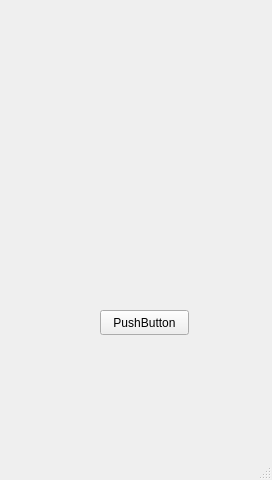
First picture: the form in brewie.ui, repository eyeway1968/brewie, before the edit.
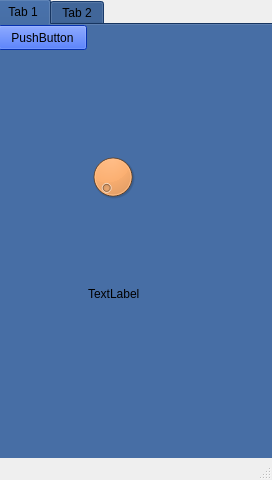
Second picture: the form after the edit.

Patch:
```diff
--- a/brewie.ui
+++ b/brewie.ui
@@ -14,18 +14,1315 @@
    <string>MainWindow</string>
   </property>
   <widget class="QWidget" name="centralwidget">
-   <widget class="QPushButton" name="btn1">
+   <widget class="QTabWidget" name="tabWidget">
     <property name="geometry">
      <rect>
-      <x>100</x>
-      <y>310</y>
-      <width>89</width>
-      <height>25</height>
+      <x>-4</x>
+      <y>-1</y>
+      <width>281</width>
+      <height>471</height>
      </rect>
     </property>
-    <property name="text">
-     <string>PushButton</string>
-    </property>
+    <property name="palette">
+     <palette>
+      <active>
+       <colorrole role="WindowText">
+        <brush brushstyle="SolidPattern">
+         <color alpha="255">
+          <red>0</red>
+          <green>0</green>
+          <blue>0</blue>
+         </color>
+        </brush>
+       </colorrole>
+       <colorrole role="Button">
+        <brush brushstyle="SolidPattern">
+         <color alpha="255">
+          <red>32</red>
+          <green>74</green>
+          <blue>135</blue>
+         </color>
+        </brush>
+       </colorrole>
+       <colorrole role="Light">
+        <brush brushstyle="SolidPattern">
+         <color alpha="255">
+          <red>48</red>
+          <green>111</green>
+          <blue>203</blue>
+         </color>
+        </brush>
+       </colorrole>
+       <colorrole role="Midlight">
+        <brush brushstyle="SolidPattern">
+         <color alpha="255">
+          <red>40</red>
+          <green>92</green>
+          <blue>169</blue>
+         </color>
+        </brush>
+       </colorrole>
+       <colorrole role="Dark">
+        <brush brushstyle="SolidPattern">
+         <color alpha="255">
+          <red>16</red>
+          <green>37</green>
+          <blue>67</blue>
+         </color>
+        </brush>
+       </colorrole>
+       <colorrole role="Mid">
+        <brush brushstyle="SolidPattern">
+         <color alpha="255">
+          <red>21</red>
+          <green>49</green>
+          <blue>90</blue>
+         </color>
+        </brush>
+       </colorrole>
+       <colorrole role="Text">
+        <brush brushstyle="SolidPattern">
+         <color alpha="255">
+          <red>245</red>
+          <green>121</green>
+          <blue>0</blue>
+         </color>
+        </brush>
+       </colorrole>
+       <colorrole role="BrightText">
+        <brush brushstyle="SolidPattern">
+         <color alpha="255">
+          <red>255</red>
+          <green>255</green>
+          <blue>255</blue>
+         </color>
+        </brush>
+       </colorrole>
+       <colorrole role="ButtonText">
+        <brush brushstyle="SolidPattern">
+         <color alpha="255">
+          <red>245</red>
+          <green>121</green>
+          <blue>0</blue>
+         </color>
+        </brush>
+       </colorrole>
+       <colorrole role="Base">
+        <brush brushstyle="SolidPattern">
+         <color alpha="255">
+          <red>255</red>
+          <green>255</green>
+          <blue>255</blue>
+         </color>
+        </brush>
+       </colorrole>
+       <colorrole role="Window">
+        <brush brushstyle="SolidPattern">
+         <color alpha="255">
+          <red>32</red>
+          <green>74</green>
+          <blue>135</blue>
+         </color>
+        </brush>
+       </colorrole>
+       <colorrole role="Shadow">
+        <brush brushstyle="SolidPattern">
+         <color alpha="255">
+          <red>0</red>
+          <green>0</green>
+          <blue>0</blue>
+         </color>
+        </brush>
+       </colorrole>
+       <colorrole role="AlternateBase">
+        <brush brushstyle="SolidPattern">
+         <color alpha="255">
+          <red>143</red>
+          <green>164</green>
+          <blue>195</blue>
+         </color>
+        </brush>
+       </colorrole>
+       <colorrole role="ToolTipBase">
+        <brush brushstyle="SolidPattern">
+         <color alpha="255">
+          <red>255</red>
+          <green>255</green>
+          <blue>220</blue>
+         </color>
+        </brush>
+       </colorrole>
+       <colorrole role="ToolTipText">
+        <brush brushstyle="SolidPattern">
+         <color alpha="255">
+          <red>0</red>
+          <green>0</green>
+          <blue>0</blue>
+         </color>
+        </brush>
+       </colorrole>
+      </active>
+      <inactive>
+       <colorrole role="WindowText">
+        <brush brushstyle="SolidPattern">
+         <color alpha="255">
+          <red>0</red>
+          <green>0</green>
+          <blue>0</blue>
+         </color>
+        </brush>
+       </colorrole>
+       <colorrole role="Button">
+        <brush brushstyle="SolidPattern">
+         <color alpha="255">
+          <red>32</red>
+          <green>74</green>
+          <blue>135</blue>
+         </color>
+        </brush>
+       </colorrole>
+       <colorrole role="Light">
+        <brush brushstyle="SolidPattern">
+         <color alpha="255">
+          <red>48</red>
+          <green>111</green>
+          <blue>203</blue>
+         </color>
+        </brush>
+       </colorrole>
+       <colorrole role="Midlight">
+        <brush brushstyle="SolidPattern">
+         <color alpha="255">
+          <red>40</red>
+          <green>92</green>
+          <blue>169</blue>
+         </color>
+        </brush>
+       </colorrole>
+       <colorrole role="Dark">
+        <brush brushstyle="SolidPattern">
+         <color alpha="255">
+          <red>16</red>
+          <green>37</green>
+          <blue>67</blue>
+         </color>
+        </brush>
+       </colorrole>
+       <colorrole role="Mid">
+        <brush brushstyle="SolidPattern">
+         <color alpha="255">
+          <red>21</red>
+          <green>49</green>
+          <blue>90</blue>
+         </color>
+        </brush>
+       </colorrole>
+       <colorrole role="Text">
+        <brush brushstyle="SolidPattern">
+         <color alpha="255">
+          <red>245</red>
+          <green>121</green>
+          <blue>0</blue>
+         </color>
+        </brush>
+       </colorrole>
+       <colorrole role="BrightText">
+        <brush brushstyle="SolidPattern">
+         <color alpha="255">
+          <red>255</red>
+          <green>255</green>
+          <blue>255</blue>
+         </color>
+        </brush>
+       </colorrole>
+       <colorrole role="ButtonText">
+        <brush brushstyle="SolidPattern">
+         <color alpha="255">
+          <red>245</red>
+          <green>121</green>
+          <blue>0</blue>
+         </color>
+        </brush>
+       </colorrole>
+       <colorrole role="Base">
+        <brush brushstyle="SolidPattern">
+         <color alpha="255">
+          <red>255</red>
+          <green>255</green>
+          <blue>255</blue>
+         </color>
+        </brush>
+       </colorrole>
+       <colorrole role="Window">
+        <brush brushstyle="SolidPattern">
+         <color alpha="255">
+          <red>32</red>
+          <green>74</green>
+          <blue>135</blue>
+         </color>
+        </brush>
+       </colorrole>
+       <colorrole role="Shadow">
+        <brush brushstyle="SolidPattern">
+         <color alpha="255">
+          <red>0</red>
+          <green>0</green>
+          <blue>0</blue>
+         </color>
+        </brush>
+       </colorrole>
+       <colorrole role="AlternateBase">
+        <brush brushstyle="SolidPattern">
+         <color alpha="255">
+          <red>143</red>
+          <green>164</green>
+          <blue>195</blue>
+         </color>
+        </brush>
+       </colorrole>
+       <colorrole role="ToolTipBase">
+        <brush brushstyle="SolidPattern">
+         <color alpha="255">
+          <red>255</red>
+          <green>255</green>
+          <blue>220</blue>
+         </color>
+        </brush>
+       </colorrole>
+       <colorrole role="ToolTipText">
+        <brush brushstyle="SolidPattern">
+         <color alpha="255">
+          <red>0</red>
+          <green>0</green>
+          <blue>0</blue>
+         </color>
+        </brush>
+       </colorrole>
+      </inactive>
+      <disabled>
+       <colorrole role="WindowText">
+        <brush brushstyle="SolidPattern">
+         <color alpha="255">
+          <red>16</red>
+          <green>37</green>
+          <blue>67</blue>
+         </color>
+        </brush>
+       </colorrole>
+       <colorrole role="Button">
+        <brush brushstyle="SolidPattern">
+         <color alpha="255">
+          <red>32</red>
+          <green>74</green>
+          <blue>135</blue>
+         </color>
+        </brush>
+       </colorrole>
+       <colorrole role="Light">
+        <brush brushstyle="SolidPattern">
+         <color alpha="255">
+          <red>48</red>
+          <green>111</green>
+          <blue>203</blue>
+         </color>
+        </brush>
+       </colorrole>
+       <colorrole role="Midlight">
+        <brush brushstyle="SolidPattern">
+         <color alpha="255">
+          <red>40</red>
+          <green>92</green>
+          <blue>169</blue>
+         </color>
+        </brush>
+       </colorrole>
+       <colorrole role="Dark">
+        <brush brushstyle="SolidPattern">
+         <color alpha="255">
+          <red>16</red>
+          <green>37</green>
+          <blue>67</blue>
+         </color>
+        </brush>
+       </colorrole>
+       <colorrole role="Mid">
+        <brush brushstyle="SolidPattern">
+         <color alpha="255">
+          <red>21</red>
+          <green>49</green>
+          <blue>90</blue>
+         </color>
+        </brush>
+       </colorrole>
+       <colorrole role="Text">
+        <brush brushstyle="SolidPattern">
+         <color alpha="255">
+          <red>16</red>
+          <green>37</green>
+          <blue>67</blue>
+         </color>
+        </brush>
+       </colorrole>
+       <colorrole role="BrightText">
+        <brush brushstyle="SolidPattern">
+         <color alpha="255">
+          <red>255</red>
+          <green>255</green>
+          <blue>255</blue>
+         </color>
+        </brush>
+       </colorrole>
+       <colorrole role="ButtonText">
+        <brush brushstyle="SolidPattern">
+         <color alpha="255">
+          <red>16</red>
+          <green>37</green>
+          <blue>67</blue>
+         </color>
+        </brush>
+       </colorrole>
+       <colorrole role="Base">
+        <brush brushstyle="SolidPattern">
+         <color alpha="255">
+          <red>32</red>
+          <green>74</green>
+          <blue>135</blue>
+         </color>
+        </brush>
+       </colorrole>
+       <colorrole role="Window">
+        <brush brushstyle="SolidPattern">
+         <color alpha="255">
+          <red>32</red>
+          <green>74</green>
+          <blue>135</blue>
+         </color>
+        </brush>
+       </colorrole>
+       <colorrole role="Shadow">
+        <brush brushstyle="SolidPattern">
+         <color alpha="255">
+          <red>0</red>
+          <green>0</green>
+          <blue>0</blue>
+         </color>
+        </brush>
+       </colorrole>
+       <colorrole role="AlternateBase">
+        <brush brushstyle="SolidPattern">
+         <color alpha="255">
+          <red>32</red>
+          <green>74</green>
+          <blue>135</blue>
+         </color>
+        </brush>
+       </colorrole>
+       <colorrole role="ToolTipBase">
+        <brush brushstyle="SolidPattern">
+         <color alpha="255">
+          <red>255</red>
+          <green>255</green>
+          <blue>220</blue>
+         </color>
+        </brush>
+       </colorrole>
+       <colorrole role="ToolTipText">
+        <brush brushstyle="SolidPattern">
+         <color alpha="255">
+          <red>0</red>
+          <green>0</green>
+          <blue>0</blue>
+         </color>
+        </brush>
+       </colorrole>
+      </disabled>
+     </palette>
+    </property>
+    <property name="focusPolicy">
+     <enum>Qt::TabFocus</enum>
+    </property>
+    <property name="tabShape">
+     <enum>QTabWidget::Rounded</enum>
+    </property>
+    <property name="currentIndex">
+     <number>0</number>
+    </property>
+    <widget class="QWidget" name="tab">
+     <property name="palette">
+      <palette>
+       <active>
+        <colorrole role="WindowText">
+         <brush brushstyle="SolidPattern">
+          <color alpha="255">
+           <red>0</red>
+           <green>0</green>
+           <blue>0</blue>
+          </color>
+         </brush>
+        </colorrole>
+        <colorrole role="Button">
+         <brush brushstyle="SolidPattern">
+          <color alpha="255">
+           <red>9</red>
+           <green>68</green>
+           <blue>247</blue>
+          </color>
+         </brush>
+        </colorrole>
+        <colorrole role="Light">
+         <brush brushstyle="SolidPattern">
+          <color alpha="255">
+           <red>125</red>
+           <green>157</green>
+           <blue>255</blue>
+          </color>
+         </brush>
+        </colorrole>
+        <colorrole role="Midlight">
+         <brush brushstyle="SolidPattern">
+          <color alpha="255">
+           <red>67</red>
+           <green>112</green>
+           <blue>251</blue>
+          </color>
+         </brush>
+        </colorrole>
+        <colorrole role="Dark">
+         <brush brushstyle="SolidPattern">
+          <color alpha="255">
+           <red>4</red>
+           <green>34</green>
+           <blue>123</blue>
+          </color>
+         </brush>
+        </colorrole>
+        <colorrole role="Mid">
+         <brush brushstyle="SolidPattern">
+          <color alpha="255">
+           <red>6</red>
+           <green>45</green>
+           <blue>164</blue>
+          </color>
+         </brush>
+        </colorrole>
+        <colorrole role="Text">
+         <brush brushstyle="SolidPattern">
+          <color alpha="255">
+           <red>0</red>
+           <green>0</green>
+           <blue>0</blue>
+          </color>
+         </brush>
+        </colorrole>
+        <colorrole role="BrightText">
+         <brush brushstyle="SolidPattern">
+          <color alpha="255">
+           <red>255</red>
+           <green>255</green>
+           <blue>255</blue>
+          </color>
+         </brush>
+        </colorrole>
+        <colorrole role="ButtonText">
+         <brush brushstyle="SolidPattern">
+          <color alpha="255">
+           <red>0</red>
+           <green>0</green>
+           <blue>0</blue>
+          </color>
+         </brush>
+        </colorrole>
+        <colorrole role="Base">
+         <brush brushstyle="SolidPattern">
+          <color alpha="255">
+           <red>255</red>
+           <green>255</green>
+           <blue>255</blue>
+          </color>
+         </brush>
+        </colorrole>
+        <colorrole role="Window">
+         <brush brushstyle="SolidPattern">
+          <color alpha="255">
+           <red>9</red>
+           <green>68</green>
+           <blue>247</blue>
+          </color>
+         </brush>
+        </colorrole>
+        <colorrole role="Shadow">
+         <brush brushstyle="SolidPattern">
+          <color alpha="255">
+           <red>0</red>
+           <green>0</green>
+           <blue>0</blue>
+          </color>
+         </brush>
+        </colorrole>
+        <colorrole role="AlternateBase">
+         <brush brushstyle="SolidPattern">
+          <color alpha="255">
+           <red>132</red>
+           <green>161</green>
+           <blue>251</blue>
+          </color>
+         </brush>
+        </colorrole>
+        <colorrole role="ToolTipBase">
+         <brush brushstyle="SolidPattern">
+          <color alpha="255">
+           <red>255</red>
+           <green>255</green>
+           <blue>220</blue>
+          </color>
+         </brush>
+        </colorrole>
+        <colorrole role="ToolTipText">
+         <brush brushstyle="SolidPattern">
+          <color alpha="255">
+           <red>0</red>
+           <green>0</green>
+           <blue>0</blue>
+          </color>
+         </brush>
+        </colorrole>
+       </active>
+       <inactive>
+        <colorrole role="WindowText">
+         <brush brushstyle="SolidPattern">
+          <color alpha="255">
+           <red>0</red>
+           <green>0</green>
+           <blue>0</blue>
+          </color>
+         </brush>
+        </colorrole>
+        <colorrole role="Button">
+         <brush brushstyle="SolidPattern">
+          <color alpha="255">
+           <red>9</red>
+           <green>68</green>
+           <blue>247</blue>
+          </color>
+         </brush>
+        </colorrole>
+        <colorrole role="Light">
+         <brush brushstyle="SolidPattern">
+          <color alpha="255">
+           <red>125</red>
+           <green>157</green>
+           <blue>255</blue>
+          </color>
+         </brush>
+        </colorrole>
+        <colorrole role="Midlight">
+         <brush brushstyle="SolidPattern">
+          <color alpha="255">
+           <red>67</red>
+           <green>112</green>
+           <blue>251</blue>
+          </color>
+         </brush>
+        </colorrole>
+        <colorrole role="Dark">
+         <brush brushstyle="SolidPattern">
+          <color alpha="255">
+           <red>4</red>
+           <green>34</green>
+           <blue>123</blue>
+          </color>
+         </brush>
+        </colorrole>
+        <colorrole role="Mid">
+         <brush brushstyle="SolidPattern">
+          <color alpha="255">
+           <red>6</red>
+           <green>45</green>
+           <blue>164</blue>
+          </color>
+         </brush>
+        </colorrole>
+        <colorrole role="Text">
+         <brush brushstyle="SolidPattern">
+          <color alpha="255">
+           <red>0</red>
+           <green>0</green>
+           <blue>0</blue>
+          </color>
+         </brush>
+        </colorrole>
+        <colorrole role="BrightText">
+         <brush brushstyle="SolidPattern">
+          <color alpha="255">
+           <red>255</red>
+           <green>255</green>
+           <blue>255</blue>
+          </color>
+         </brush>
+        </colorrole>
+        <colorrole role="ButtonText">
+         <brush brushstyle="SolidPattern">
+          <color alpha="255">
+           <red>0</red>
+           <green>0</green>
+           <blue>0</blue>
+          </color>
+         </brush>
+        </colorrole>
+        <colorrole role="Base">
+         <brush brushstyle="SolidPattern">
+          <color alpha="255">
+           <red>255</red>
+           <green>255</green>
+           <blue>255</blue>
+          </color>
+         </brush>
+        </colorrole>
+        <colorrole role="Window">
+         <brush brushstyle="SolidPattern">
+          <color alpha="255">
+           <red>9</red>
+           <green>68</green>
+           <blue>247</blue>
+          </color>
+         </brush>
+        </colorrole>
+        <colorrole role="Shadow">
+         <brush brushstyle="SolidPattern">
+          <color alpha="255">
+           <red>0</red>
+           <green>0</green>
+           <blue>0</blue>
+          </color>
+         </brush>
+        </colorrole>
+        <colorrole role="AlternateBase">
+         <brush brushstyle="SolidPattern">
+          <color alpha="255">
+           <red>132</red>
+           <green>161</green>
+           <blue>251</blue>
+          </color>
+         </brush>
+        </colorrole>
+        <colorrole role="ToolTipBase">
+         <brush brushstyle="SolidPattern">
+          <color alpha="255">
+           <red>255</red>
+           <green>255</green>
+           <blue>220</blue>
+          </color>
+         </brush>
+        </colorrole>
+        <colorrole role="ToolTipText">
+         <brush brushstyle="SolidPattern">
+          <color alpha="255">
+           <red>0</red>
+           <green>0</green>
+           <blue>0</blue>
+          </color>
+         </brush>
+        </colorrole>
+       </inactive>
+       <disabled>
+        <colorrole role="WindowText">
+         <brush brushstyle="SolidPattern">
+          <color alpha="255">
+           <red>4</red>
+           <green>34</green>
+           <blue>123</blue>
+          </color>
+         </brush>
+        </colorrole>
+        <colorrole role="Button">
+         <brush brushstyle="SolidPattern">
+          <color alpha="255">
+           <red>9</red>
+           <green>68</green>
+           <blue>247</blue>
+          </color>
+         </brush>
+        </colorrole>
+        <colorrole role="Light">
+         <brush brushstyle="SolidPattern">
+          <color alpha="255">
+           <red>125</red>
+           <green>157</green>
+           <blue>255</blue>
+          </color>
+         </brush>
+        </colorrole>
+        <colorrole role="Midlight">
+         <brush brushstyle="SolidPattern">
+          <color alpha="255">
+           <red>67</red>
+           <green>112</green>
+           <blue>251</blue>
+          </color>
+         </brush>
+        </colorrole>
+        <colorrole role="Dark">
+         <brush brushstyle="SolidPattern">
+          <color alpha="255">
+           <red>4</red>
+           <green>34</green>
+           <blue>123</blue>
+          </color>
+         </brush>
+        </colorrole>
+        <colorrole role="Mid">
+         <brush brushstyle="SolidPattern">
+          <color alpha="255">
+           <red>6</red>
+           <green>45</green>
+           <blue>164</blue>
+          </color>
+         </brush>
+        </colorrole>
+        <colorrole role="Text">
+         <brush brushstyle="SolidPattern">
+          <color alpha="255">
+           <red>4</red>
+           <green>34</green>
+           <blue>123</blue>
+          </color>
+         </brush>
+        </colorrole>
+        <colorrole role="BrightText">
+         <brush brushstyle="SolidPattern">
+          <color alpha="255">
+           <red>255</red>
+           <green>255</green>
+           <blue>255</blue>
+          </color>
+         </brush>
+        </colorrole>
+        <colorrole role="ButtonText">
+         <brush brushstyle="SolidPattern">
+          <color alpha="255">
+           <red>4</red>
+           <green>34</green>
+           <blue>123</blue>
+          </color>
+         </brush>
+        </colorrole>
+        <colorrole role="Base">
+         <brush brushstyle="SolidPattern">
+          <color alpha="255">
+           <red>9</red>
+           <green>68</green>
+           <blue>247</blue>
+          </color>
+         </brush>
+        </colorrole>
+        <colorrole role="Window">
+         <brush brushstyle="SolidPattern">
+          <color alpha="255">
+           <red>9</red>
+           <green>68</green>
+           <blue>247</blue>
+          </color>
+         </brush>
+        </colorrole>
+        <colorrole role="Shadow">
+         <brush brushstyle="SolidPattern">
+          <color alpha="255">
+           <red>0</red>
+           <green>0</green>
+           <blue>0</blue>
+          </color>
+         </brush>
+        </colorrole>
+        <colorrole role="AlternateBase">
+         <brush brushstyle="SolidPattern">
+          <color alpha="255">
+           <red>9</red>
+           <green>68</green>
+           <blue>247</blue>
+          </color>
+         </brush>
+        </colorrole>
+        <colorrole role="ToolTipBase">
+         <brush brushstyle="SolidPattern">
+          <color alpha="255">
+           <red>255</red>
+           <green>255</green>
+           <blue>220</blue>
+          </color>
+         </brush>
+        </colorrole>
+        <colorrole role="ToolTipText">
+         <brush brushstyle="SolidPattern">
+          <color alpha="255">
+           <red>0</red>
+           <green>0</green>
+           <blue>0</blue>
+          </color>
+         </brush>
+        </colorrole>
+       </disabled>
+      </palette>
+     </property>
+     <attribute name="title">
+      <string>Tab 1</string>
+     </attribute>
+     <widget class="QPushButton" name="btn1">
+      <property name="geometry">
+       <rect>
+        <x>0</x>
+        <y>0</y>
+        <width>89</width>
+        <height>25</height>
+       </rect>
+      </property>
+      <property name="text">
+       <string>PushButton</string>
+      </property>
+     </widget>
+     <widget class="QDial" name="dial">
+      <property name="geometry">
+       <rect>
+        <x>90</x>
+        <y>120</y>
+        <width>50</width>
+        <height>64</height>
+       </rect>
+      </property>
+      <property name="palette">
+       <palette>
+        <active>
+         <colorrole role="WindowText">
+          <brush brushstyle="SolidPattern">
+           <color alpha="255">
+            <red>0</red>
+            <green>0</green>
+            <blue>0</blue>
+           </color>
+          </brush>
+         </colorrole>
+         <colorrole role="Button">
+          <brush brushstyle="SolidPattern">
+           <color alpha="255">
+            <red>251</red>
+            <green>115</green>
+            <blue>3</blue>
+           </color>
+          </brush>
+         </colorrole>
+         <colorrole role="Light">
+          <brush brushstyle="SolidPattern">
+           <color alpha="255">
+            <red>255</red>
+            <green>184</green>
+            <blue>125</blue>
+           </color>
+          </brush>
+         </colorrole>
+         <colorrole role="Midlight">
+          <brush brushstyle="SolidPattern">
+           <color alpha="255">
+            <red>253</red>
+            <green>149</green>
+            <blue>64</blue>
+           </color>
+          </brush>
+         </colorrole>
+         <colorrole role="Dark">
+          <brush brushstyle="SolidPattern">
+           <color alpha="255">
+            <red>125</red>
+            <green>57</green>
+            <blue>1</blue>
+           </color>
+          </brush>
+         </colorrole>
+         <colorrole role="Mid">
+          <brush brushstyle="SolidPattern">
+           <color alpha="255">
+            <red>167</red>
+            <green>77</green>
+            <blue>2</blue>
+           </color>
+          </brush>
+         </colorrole>
+         <colorrole role="Text">
+          <brush brushstyle="SolidPattern">
+           <color alpha="255">
+            <red>0</red>
+            <green>0</green>
+            <blue>0</blue>
+           </color>
+          </brush>
+         </colorrole>
+         <colorrole role="BrightText">
+          <brush brushstyle="SolidPattern">
+           <color alpha="255">
+            <red>255</red>
+            <green>255</green>
+            <blue>255</blue>
+           </color>
+          </brush>
+         </colorrole>
+         <colorrole role="ButtonText">
+          <brush brushstyle="SolidPattern">
+           <color alpha="255">
+            <red>0</red>
+            <green>0</green>
+            <blue>0</blue>
+           </color>
+          </brush>
+         </colorrole>
+         <colorrole role="Base">
+          <brush brushstyle="SolidPattern">
+           <color alpha="255">
+            <red>255</red>
+            <green>255</green>
+            <blue>255</blue>
+           </color>
+          </brush>
+         </colorrole>
+         <colorrole role="Window">
+          <brush brushstyle="SolidPattern">
+           <color alpha="255">
+            <red>251</red>
+            <green>115</green>
+            <blue>3</blue>
+           </color>
+          </brush>
+         </colorrole>
+         <colorrole role="Shadow">
+          <brush brushstyle="SolidPattern">
+           <color alpha="255">
+            <red>0</red>
+            <green>0</green>
+            <blue>0</blue>
+           </color>
+          </brush>
+         </colorrole>
+         <colorrole role="AlternateBase">
+          <brush brushstyle="SolidPattern">
+           <color alpha="255">
+            <red>253</red>
+            <green>185</green>
+            <blue>129</blue>
+           </color>
+          </brush>
+         </colorrole>
+         <colorrole role="ToolTipBase">
+          <brush brushstyle="SolidPattern">
+           <color alpha="255">
+            <red>255</red>
+            <green>255</green>
+            <blue>220</blue>
+           </color>
+          </brush>
+         </colorrole>
+         <colorrole role="ToolTipText">
+          <brush brushstyle="SolidPattern">
+           <color alpha="255">
+            <red>0</red>
+            <green>0</green>
+            <blue>0</blue>
+           </color>
+          </brush>
+         </colorrole>
+        </active>
+        <inactive>
+         <colorrole role="WindowText">
+          <brush brushstyle="SolidPattern">
+           <color alpha="255">
+            <red>0</red>
+            <green>0</green>
+            <blue>0</blue>
+           </color>
+          </brush>
+         </colorrole>
+         <colorrole role="Button">
+          <brush brushstyle="SolidPattern">
+           <color alpha="255">
+            <red>251</red>
+            <green>115</green>
+            <blue>3</blue>
+           </color>
+          </brush>
+         </colorrole>
+         <colorrole role="Light">
+          <brush brushstyle="SolidPattern">
+           <color alpha="255">
+            <red>255</red>
+            <green>184</green>
+            <blue>125</blue>
+           </color>
+          </brush>
+         </colorrole>
+         <colorrole role="Midlight">
+          <brush brushstyle="SolidPattern">
+           <color alpha="255">
+            <red>253</red>
+            <green>149</green>
+            <blue>64</blue>
+           </color>
+          </brush>
+         </colorrole>
+         <colorrole role="Dark">
+          <brush brushstyle="SolidPattern">
+           <color alpha="255">
+            <red>125</red>
+            <green>57</green>
+            <blue>1</blue>
+           </color>
+          </brush>
+         </colorrole>
+         <colorrole role="Mid">
+          <brush brushstyle="SolidPattern">
+           <color alpha="255">
+            <red>167</red>
+            <green>77</green>
+            <blue>2</blue>
+           </color>
+          </brush>
+         </colorrole>
+         <colorrole role="Text">
+          <brush brushstyle="SolidPattern">
+           <color alpha="255">
+            <red>0</red>
+            <green>0</green>
+            <blue>0</blue>
+           </color>
+          </brush>
+         </colorrole>
+         <colorrole role="BrightText">
+          <brush brushstyle="SolidPattern">
+           <color alpha="255">
+            <red>255</red>
+            <green>255</green>
+            <blue>255</blue>
+           </color>
+          </brush>
+         </colorrole>
+         <colorrole role="ButtonText">
+          <brush brushstyle="SolidPattern">
+           <color alpha="255">
+            <red>0</red>
+            <green>0</green>
+            <blue>0</blue>
+           </color>
+          </brush>
+         </colorrole>
+         <colorrole role="Base">
+          <brush brushstyle="SolidPattern">
+           <color alpha="255">
+            <red>255</red>
+            <green>255</green>
+            <blue>255</blue>
+           </color>
+          </brush>
+         </colorrole>
+         <colorrole role="Window">
+          <brush brushstyle="SolidPattern">
+           <color alpha="255">
+            <red>251</red>
+            <green>115</green>
+            <blue>3</blue>
+           </color>
+          </brush>
+         </colorrole>
+         <colorrole role="Shadow">
+          <brush brushstyle="SolidPattern">
+           <color alpha="255">
+            <red>0</red>
+            <green>0</green>
+            <blue>0</blue>
+           </color>
+          </brush>
+         </colorrole>
+         <colorrole role="AlternateBase">
+          <brush brushstyle="SolidPattern">
+           <color alpha="255">
+            <red>253</red>
+            <green>185</green>
+            <blue>129</blue>
+           </color>
+          </brush>
+         </colorrole>
+         <colorrole role="ToolTipBase">
+          <brush brushstyle="SolidPattern">
+           <color alpha="255">
+            <red>255</red>
+            <green>255</green>
+            <blue>220</blue>
+           </color>
+          </brush>
+         </colorrole>
+         <colorrole role="ToolTipText">
+          <brush brushstyle="SolidPattern">
+           <color alpha="255">
+            <red>0</red>
+            <green>0</green>
+            <blue>0</blue>
+           </color>
+          </brush>
+         </colorrole>
+        </inactive>
+        <disabled>
+         <colorrole role="WindowText">
+          <brush brushstyle="SolidPattern">
+           <color alpha="255">
+            <red>125</red>
+            <green>57</green>
+            <blue>1</blue>
+           </color>
+          </brush>
+         </colorrole>
+         <colorrole role="Button">
+          <brush brushstyle="SolidPattern">
+           <color alpha="255">
+            <red>251</red>
+            <green>115</green>
+            <blue>3</blue>
+           </color>
+          </brush>
+         </colorrole>
+         <colorrole role="Light">
+          <brush brushstyle="SolidPattern">
+           <color alpha="255">
+            <red>255</red>
+            <green>184</green>
+            <blue>125</blue>
+           </color>
+          </brush>
+         </colorrole>
+         <colorrole role="Midlight">
+          <brush brushstyle="SolidPattern">
+           <color alpha="255">
+            <red>253</red>
+            <green>149</green>
+            <blue>64</blue>
+           </color>
+          </brush>
+         </colorrole>
+         <colorrole role="Dark">
+          <brush brushstyle="SolidPattern">
+           <color alpha="255">
+            <red>125</red>
+            <green>57</green>
+            <blue>1</blue>
+           </color>
+          </brush>
+         </colorrole>
+         <colorrole role="Mid">
+          <brush brushstyle="SolidPattern">
+           <color alpha="255">
+            <red>167</red>
+            <green>77</green>
+            <blue>2</blue>
+           </color>
+          </brush>
+         </colorrole>
+         <colorrole role="Text">
+          <brush brushstyle="SolidPattern">
+           <color alpha="255">
+            <red>125</red>
+            <green>57</green>
+            <blue>1</blue>
+           </color>
+          </brush>
+         </colorrole>
+         <colorrole role="BrightText">
+          <brush brushstyle="SolidPattern">
+           <color alpha="255">
+            <red>255</red>
+            <green>255</green>
+            <blue>255</blue>
+           </color>
+          </brush>
+         </colorrole>
+         <colorrole role="ButtonText">
+          <brush brushstyle="SolidPattern">
+           <color alpha="255">
+            <red>125</red>
+            <green>57</green>
+            <blue>1</blue>
+           </color>
+          </brush>
+         </colorrole>
+         <colorrole role="Base">
+          <brush brushstyle="SolidPattern">
+           <color alpha="255">
+            <red>251</red>
+            <green>115</green>
+            <blue>3</blue>
+           </color>
+          </brush>
+         </colorrole>
+         <colorrole role="Window">
+          <brush brushstyle="SolidPattern">
+           <color alpha="255">
+            <red>251</red>
+            <green>115</green>
+            <blue>3</blue>
+           </color>
+          </brush>
+         </colorrole>
+         <colorrole role="Shadow">
+          <brush brushstyle="SolidPattern">
+           <color alpha="255">
+            <red>0</red>
+            <green>0</green>
+            <blue>0</blue>
+           </color>
+          </brush>
+         </colorrole>
+         <colorrole role="AlternateBase">
+          <brush brushstyle="SolidPattern">
+           <color alpha="255">
+            <red>251</red>
+            <green>115</green>
+            <blue>3</blue>
+           </color>
+          </brush>
+         </colorrole>
+         <colorrole role="ToolTipBase">
+          <brush brushstyle="SolidPattern">
+           <color alpha="255">
+            <red>255</red>
+            <green>255</green>
+            <blue>220</blue>
+           </color>
+          </brush>
+         </colorrole>
+         <colorrole role="ToolTipText">
+          <brush brushstyle="SolidPattern">
+           <color alpha="255">
+            <red>0</red>
+            <green>0</green>
+            <blue>0</blue>
+           </color>
+          </brush>
+         </colorrole>
+        </disabled>
+       </palette>
+      </property>
+     </widget>
+     <widget class="QLabel" name="label">
+      <property name="geometry">
+       <rect>
+        <x>90</x>
+        <y>260</y>
+        <width>67</width>
+        <height>17</height>
+       </rect>
+      </property>
+      <property name="text">
+       <string>TextLabel</string>
+      </property>
+     </widget>
+    </widget>
+    <widget class="QWidget" name="tab_2">
+     <attribute name="title">
+      <string>Tab 2</string>
+     </attribute>
+    </widget>
    </widget>
   </widget>
   <widget class="QMenuBar" name="menubar">
```
